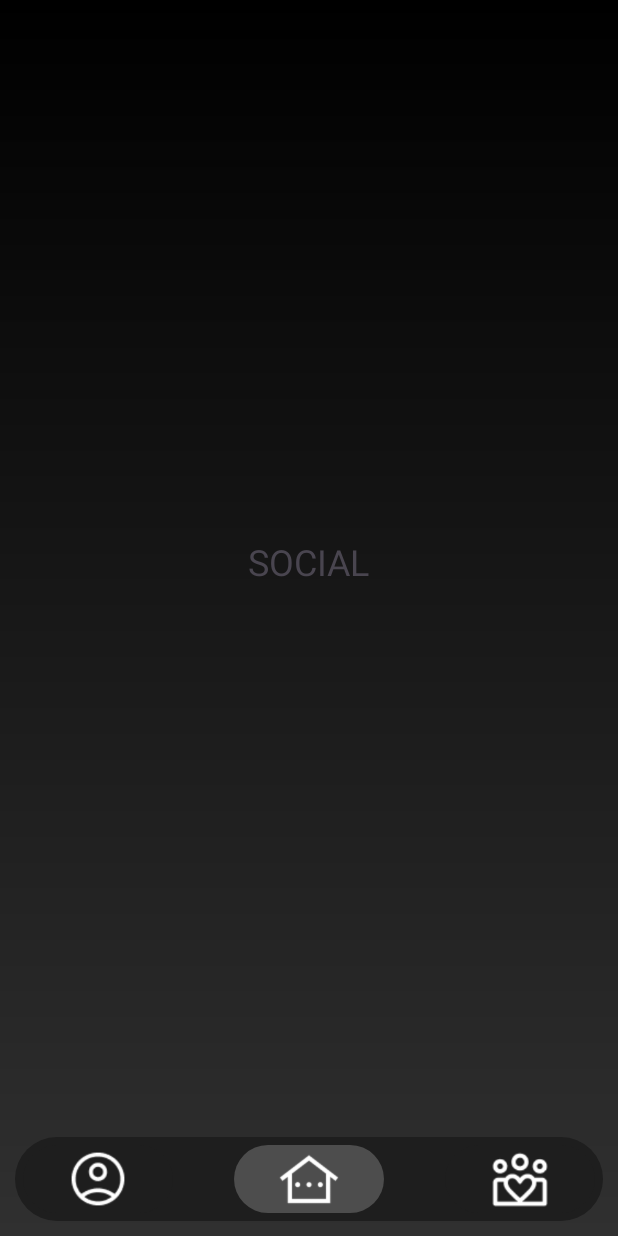
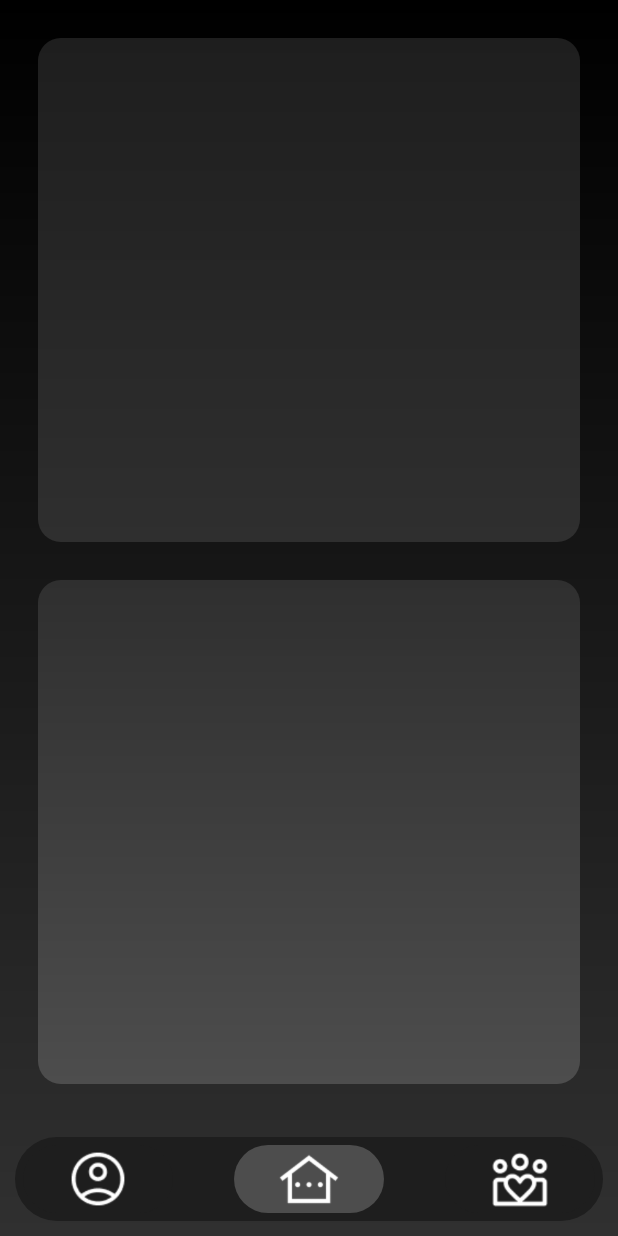
Before and after one commit to frankerino44/AstroTasker, an Android app: the fragment SocialFragment placed in its activity, on a phone screen of 412 x 824 dp. Run offline under Robolectric (Android 15) with nearby library versions, the phone set to English and light mode, and no system bars; our stand-ins replace Firebase (no records; nobody signed in at launch, a user with empty details on screens opened directly).

Commit message:
Started setting up the social tab and decided to call it a night. Finishing up tomorrow.

```diff
--- /dev/null
+++ b/app/src/main/res/drawable/background_medium_2.xml
@@ -0,0 +1,8 @@
+<?xml version="1.0" encoding="utf-8"?>
+<shape xmlns:android="http://schemas.android.com/apk/res/android">
+    <gradient
+        android:startColor="#4D4D4D"
+        android:endColor="#2F2F2F"
+        android:angle="90"/>
+    <corners android:radius="15dp" />
+</shape>
--- /dev/null
+++ b/app/src/main/res/drawable/background_medium_3.xml
@@ -0,0 +1,8 @@
+<?xml version="1.0" encoding="utf-8"?>
+<shape xmlns:android="http://schemas.android.com/apk/res/android">
+    <gradient
+        android:startColor="#2F2F2F"
+        android:endColor="#1E1E1E"
+        android:angle="90"/>
+    <corners android:radius="15dp" />
+</shape>
--- a/app/src/main/res/layout/activity_main.xml
+++ b/app/src/main/res/layout/activity_main.xml
@@ -21,6 +21,7 @@
         app:layout_constraintBottom_toBottomOf="parent">
 
         <androidx.constraintlayout.widget.ConstraintLayout
+            android:id="@+id/navBar"
             android:layout_width="0dp"
             android:layout_height="wrap_content"
             android:layout_marginStart="10dp"
@@ -40,8 +41,8 @@
                 android:layout_marginStart="5dp"
                 android:layout_marginTop="5dp"
                 android:layout_marginBottom="5dp"
+                android:background="@drawable/nav_bar"
                 android:onClick="profile"
-                android:background="@drawable/nav_bar"
                 android:scaleType="centerInside"
                 android:src="@drawable/profile_icon"
                 app:layout_constraintBottom_toBottomOf="parent"
@@ -54,8 +55,8 @@
                 android:layout_height="45dp"
                 android:layout_marginTop="5dp"
                 android:layout_marginBottom="5dp"
+                android:background="@drawable/nav_bar"
                 android:onClick="home"
-                android:background="@drawable/nav_bar"
                 android:scaleType="centerInside"
                 android:src="@drawable/home_icon"
                 app:layout_constraintBottom_toBottomOf="parent"
--- a/app/src/main/res/layout/fragment_social.xml
+++ b/app/src/main/res/layout/fragment_social.xml
@@ -6,15 +6,42 @@
     android:layout_height="match_parent"
     tools:context=".SocialFragment">
 
-    <TextView
+    <View
+        android:id="@+id/divider"
         android:layout_width="wrap_content"
-        android:layout_height="wrap_content"
-        android:text="SOCIAL"
-        android:textSize="24sp"
+        android:layout_height="25dp"
         app:layout_constraintBottom_toBottomOf="parent"
         app:layout_constraintEnd_toEndOf="parent"
-        app:layout_constraintHorizontal_bias="0.5"
         app:layout_constraintStart_toStartOf="parent"
         app:layout_constraintTop_toTopOf="parent"
         app:layout_constraintVertical_bias="0.5" />
+
+    <androidx.constraintlayout.widget.ConstraintLayout
+        android:layout_width="0dp"
+        android:layout_height="0dp"
+        android:layout_marginStart="25dp"
+        android:layout_marginTop="25dp"
+        android:layout_marginEnd="25dp"
+        android:background="@drawable/background_medium_3"
+        app:layout_constraintBottom_toTopOf="@+id/divider"
+        app:layout_constraintEnd_toEndOf="parent"
+        app:layout_constraintStart_toStartOf="parent"
+        app:layout_constraintTop_toTopOf="parent">
+
+    </androidx.constraintlayout.widget.ConstraintLayout>
+
+    <androidx.constraintlayout.widget.ConstraintLayout
+        android:id="@+id/constraintLayout2"
+        android:layout_width="0dp"
+        android:layout_height="0dp"
+        android:layout_marginStart="25dp"
+        android:layout_marginEnd="25dp"
+        android:layout_marginBottom="25dp"
+        android:background="@drawable/background_medium_2"
+        app:layout_constraintBottom_toBottomOf="parent"
+        app:layout_constraintEnd_toEndOf="parent"
+        app:layout_constraintStart_toStartOf="parent"
+        app:layout_constraintTop_toBottomOf="@+id/divider">
+
+    </androidx.constraintlayout.widget.ConstraintLayout>
 </androidx.constraintlayout.widget.ConstraintLayout>
```
